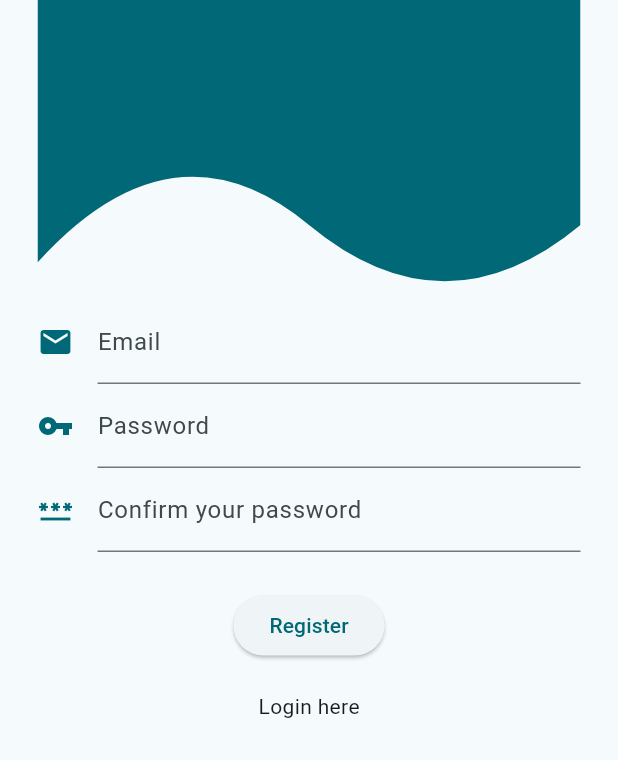
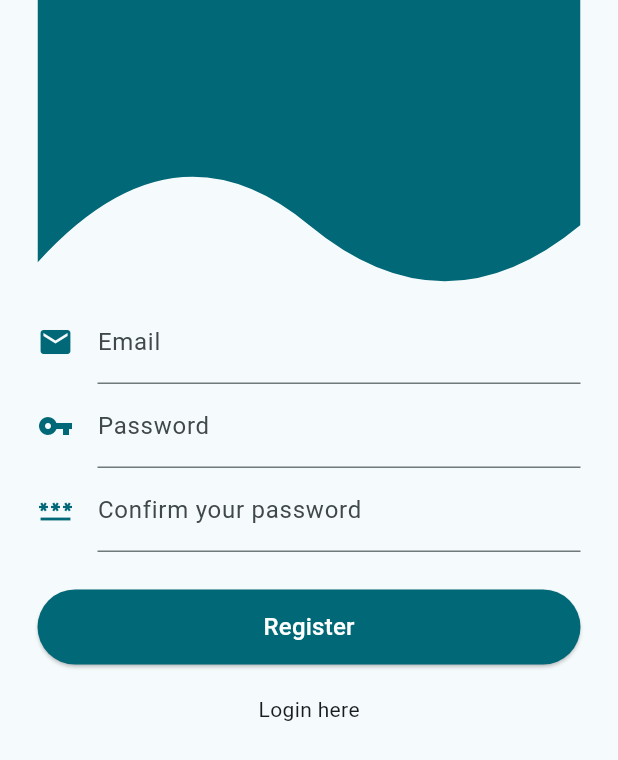
Before and after one commit to Heistoo/PII_4S, a Flutter app: the screen it shows after launch, on a phone screen of 412 x 824 dp. Shown: the top 760 px of the screen. Run offline on Flutter 3.47's test engine with Material 3 defaults, Android fonts, the phone set to English and light mode, and no system bars.

Commit message:
add styling to register/login buttons

```diff
--- a/lib/flutter_authentication/authentication_screen.dart
+++ b/lib/flutter_authentication/authentication_screen.dart
@@ -45,8 +45,15 @@ class _AuthenticationScreenState extends State<AuthenticationScreen> {
               ),
               const SizedBox(height: 25),
               ElevatedButton(
+                style: ElevatedButton.styleFrom(
+                  minimumSize: const Size.fromHeight(50),
+                  backgroundColor: Theme.of(context).colorScheme.primary,
+                ),
                 onPressed: () {},
-                child: Text(register == true ? 'Register' : "Login"),
+                child: Text(register == true ? 'Register' : "Login",
+                style: Theme.of(context).textTheme.titleMedium?.copyWith(
+                  color: Colors.white,),
+                ),
               ),
               const SizedBox(height: 20),
               InkWell(
```
